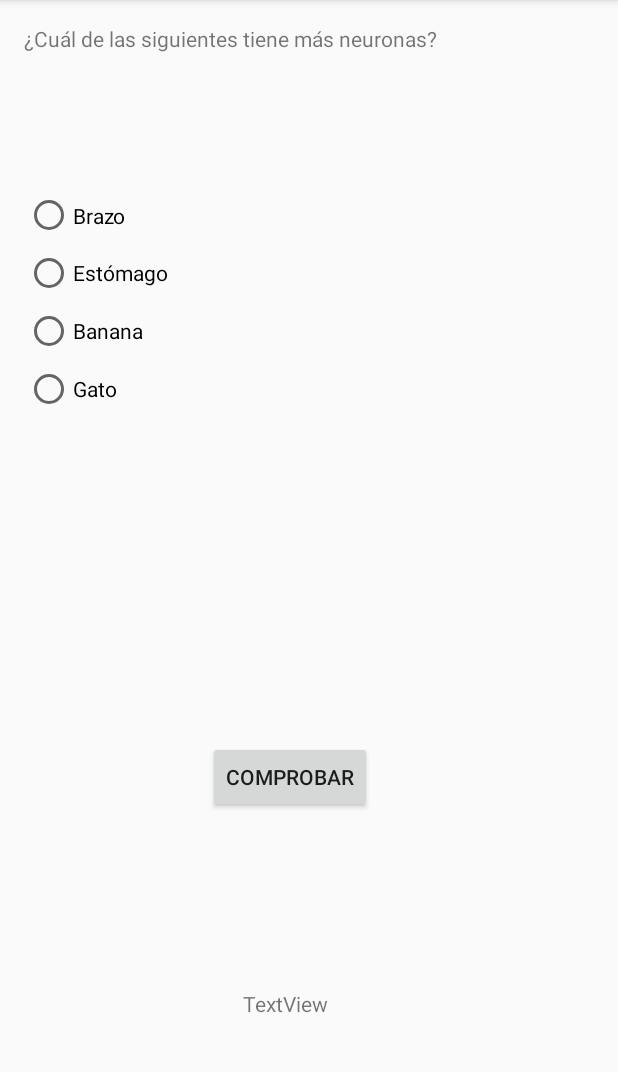
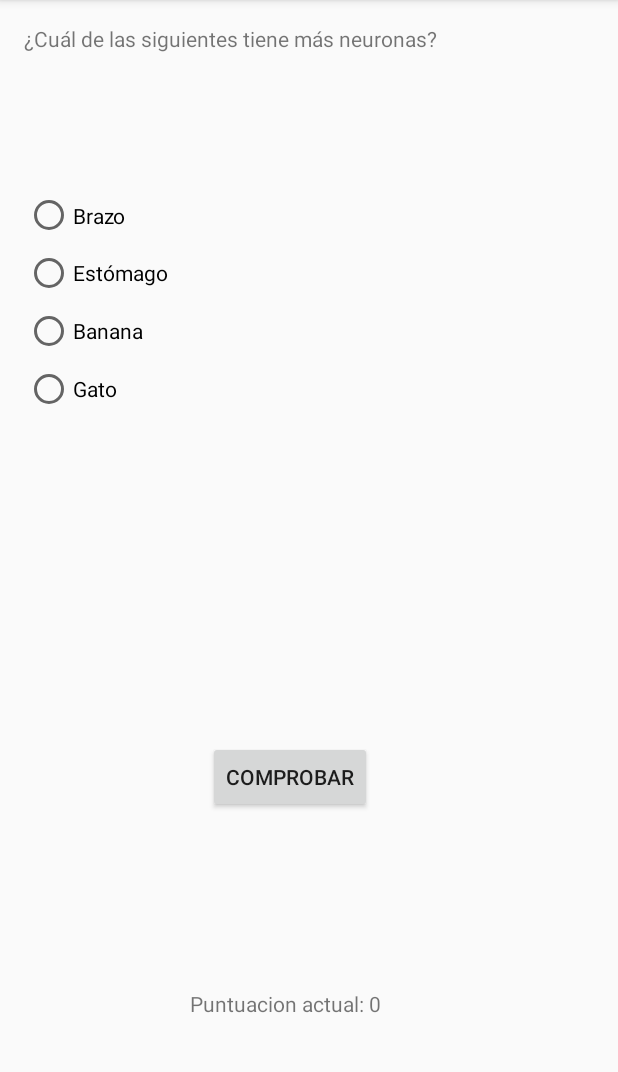
Before and after one commit to HectorM15/Moviles, an Android app: the screen it shows after launch (MainActivity), on a phone screen of 412 x 824 dp, the part 84-1156 px from its top. Run offline under Robolectric (Android 15) with nearby library versions, the phone set to English and light mode, and no system bars.

Commit message:
Added puntuation, finished added when no more questions are avaible

```diff
--- a/Practica1Moviles/app/src/main/java/com/example/practica1moviles/MainActivity.java
+++ b/Practica1Moviles/app/src/main/java/com/example/practica1moviles/MainActivity.java
@@ -19,7 +19,6 @@ import java.util.ArrayList;
 public class MainActivity extends AppCompatActivity {
 
     private RadioGroup rg_Ans;
-    private TextView puntuation;
     private DatabaseInitializer db = new DatabaseInitializer();
     private Questions [] questions;
     private int num_question=0,puntuacion=0;
@@ -31,8 +30,6 @@ public class MainActivity extends AppCompatActivity {
         setQuestions(num_question);
         setAnswers(num_question);
         rg_Ans = (RadioGroup) findViewById(R.id.rg_Answers);
-        puntuation= (TextView)findViewById(R.id.puntuation);
-        puntuation.setText(0);
     }
 
     public void checkAnswer(View view){
@@ -40,7 +37,12 @@ public class MainActivity extends AppCompatActivity {
         RadioButton rb_select = (RadioButton)findViewById(rg_Ans.getCheckedRadioButtonId());
         String selected = (String) rb_select.getText();
         System.out.println(checkCorrectAnswer(selected,num_question));
-        num_question++;
+
+        if (num_question < 4) {
+            num_question++;
+        }else{
+            finish();
+        }
         reload(num_question);
     }
 
@@ -63,12 +65,14 @@ public class MainActivity extends AppCompatActivity {
         TextView question = (TextView) findViewById(R.id.message);
         question.setText(questions[id].getDs_question());
 
+        TextView puntuation= (TextView)findViewById(R.id.int_punt);
+        puntuation.setText("Puntuacion actual: " + puntuacion);
     }
 
     private boolean checkCorrectAnswer(String selected,int id){
 
         for (int i = 0; i < questions[id].arr_answer.length; i++) {
-            if (selected.equals(questions[id].arr_answer[i].getDs_answer()) &&questions[id].arr_answer[i].getIt_correct()){
+            if (selected.equals(questions[id].arr_answer[i].getDs_answer()) && questions[id].arr_answer[i].getIt_correct()){
                 puntuacion+=questions[id].getNm_puntuacion();
                 return true;
             }
@@ -80,7 +84,6 @@ public class MainActivity extends AppCompatActivity {
     private void reload(int id){
         setQuestions(id);
         setAnswers(id);
-        puntuation.setText(puntuacion);
     }
 
 
--- a/Practica1Moviles/app/src/main/java/com/example/practica1moviles/Models/DatabaseInitializer.java
+++ b/Practica1Moviles/app/src/main/java/com/example/practica1moviles/Models/DatabaseInitializer.java
@@ -8,11 +8,11 @@ public class DatabaseInitializer {
 
     public void initializer(){
 
-        arr_questions[0] = new Questions("¿Cuál de las siguientes tiene más neuronas?",false,0);
-        arr_questions[1] = new Questions("¿Cuál fue el primer emperador romano de origen hispano?",false,0);
-        arr_questions[2] = new Questions("¿Dónde se produce la respiración celular?",false,0);
-        arr_questions[3] = new Questions("¿Cuánto mide el Everest?",false,0);
-        arr_questions[4] = new Questions("¿De qué continente son originarios los ornitorrincos?",false,0);
+        arr_questions[0] = new Questions("¿Cuál de las siguientes tiene más neuronas?",false,1);
+        arr_questions[1] = new Questions("¿Cuál fue el primer emperador romano de origen hispano?",false,2);
+        arr_questions[2] = new Questions("¿Dónde se produce la respiración celular?",false,3);
+        arr_questions[3] = new Questions("¿Cuánto mide el Everest?",false,4);
+        arr_questions[4] = new Questions("¿De qué continente son originarios los ornitorrincos?",false,5);
 
         //PREGUNTA 1
         arr_questions[0].arr_answer[0]= new Answer("Gato",false);
@@ -39,10 +39,10 @@ public class DatabaseInitializer {
         arr_questions[3].arr_answer[3]= new Answer("9 kilómetros",false);
 
         //PREGUNTA 5
-        arr_questions[4].arr_answer[0]= new Answer("Australia",false);
+        arr_questions[4].arr_answer[0]= new Answer("Australia",true);
         arr_questions[4].arr_answer[1]= new Answer("Europa",false);
         arr_questions[4].arr_answer[2]= new Answer("America",false);
-        arr_questions[4].arr_answer[3]= new Answer("Africa",true);
+        arr_questions[4].arr_answer[3]= new Answer("Africa",false);
     }
 
     public Questions[] getArr_questions() {
--- a/Practica1Moviles/app/src/main/res/layout/activity_main.xml
+++ b/Practica1Moviles/app/src/main/res/layout/activity_main.xml
@@ -75,14 +75,14 @@
         app:layout_constraintTop_toBottomOf="@+id/rg_Answers" />
 
     <TextView
-        android:id="@+id/puntuation"
+        android:id="@+id/int_punt"
         android:layout_width="wrap_content"
         android:layout_height="wrap_content"
         android:layout_marginStart="160dp"
         android:layout_marginTop="113dp"
         android:layout_marginEnd="192dp"
         android:layout_marginBottom="85dp"
-        android:text="TextView"
+        android:text="Puntuacion"
         app:layout_constraintBottom_toBottomOf="parent"
         app:layout_constraintEnd_toEndOf="parent"
         app:layout_constraintStart_toStartOf="parent"
```
